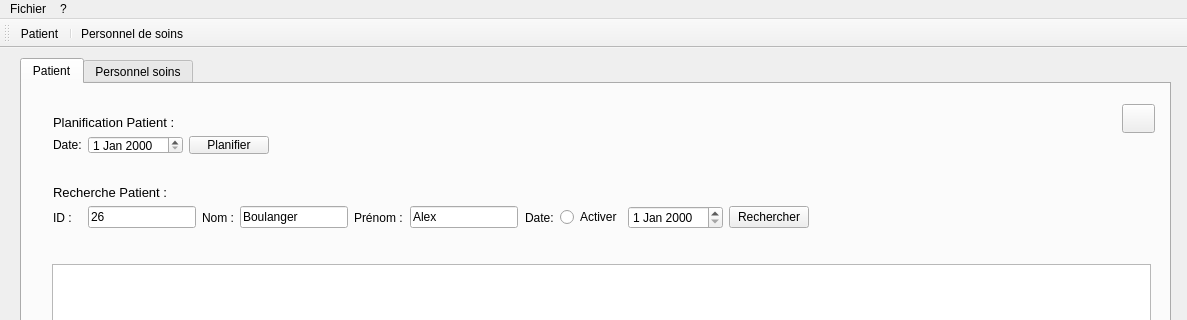
First picture: the form in view/mainwindow.ui, repository kilian-paquier/qt-patients, before the edit; both pictures show x 0 to 1187 and y 0 to 320 of the 1187 by 743 pixel window.
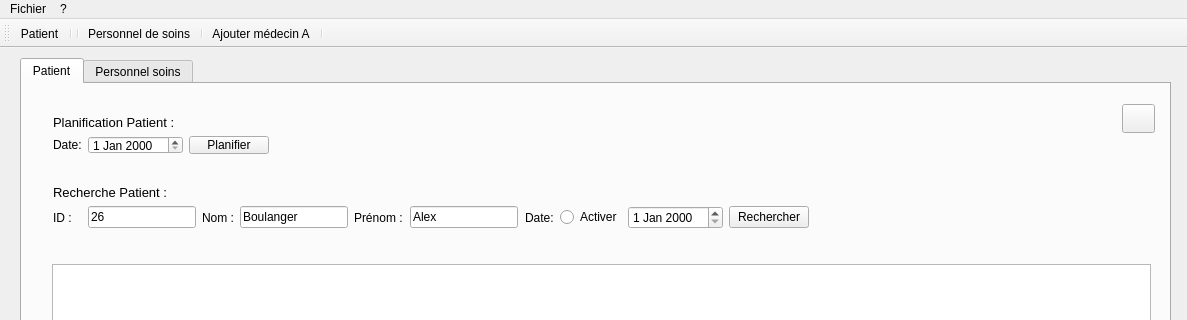
Second picture: the form after the edit. Icons and pictures are not drawn.

The edit to the form file:
```diff
--- a/view/mainwindow.ui
+++ b/view/mainwindow.ui
@@ -403,7 +403,11 @@
    </attribute>
    <addaction name="actionPatient"/>
    <addaction name="separator"/>
+   <addaction name="separator"/>
    <addaction name="actionPersonnel_de_soins"/>
+   <addaction name="separator"/>
+   <addaction name="actionAjouter_m_decin_A"/>
+   <addaction name="separator"/>
   </widget>
   <widget class="QStatusBar" name="statusBar"/>
   <action name="actionQuitter">
@@ -434,6 +438,11 @@
     <string>à propos</string>
    </property>
   </action>
+  <action name="actionAjouter_m_decin_A">
+   <property name="text">
+    <string>Ajouter médecin A</string>
+   </property>
+  </action>
  </widget>
  <layoutdefault spacing="6" margin="11"/>
  <resources>
```
Left out of the diff: 3 changed lines with no effect on the pictures.
